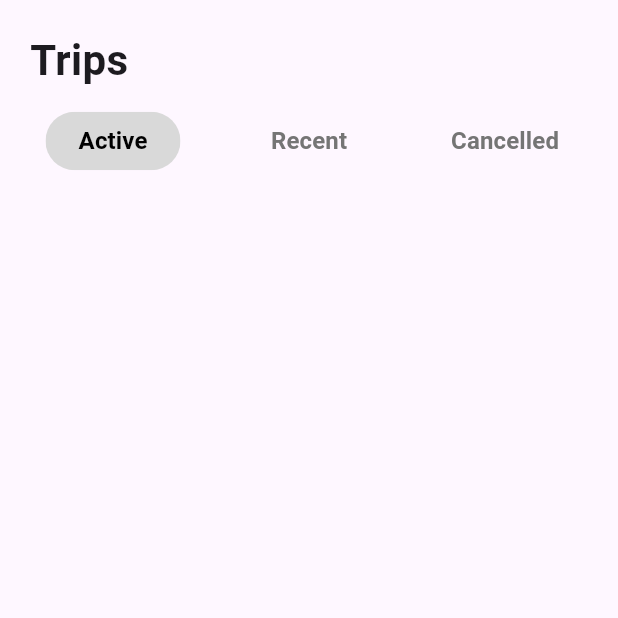
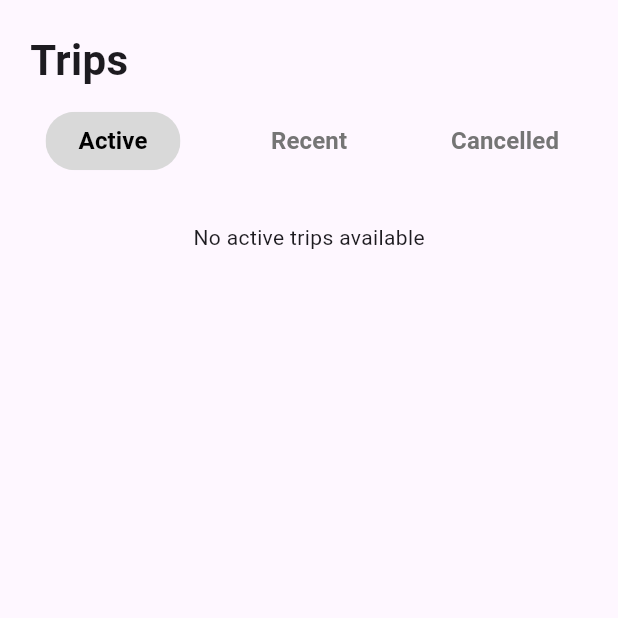
Before and after one commit to zayn1k98/Car-Pooling, a Flutter app: the TripsScreen screen opened directly, on a phone screen of 412 x 824 dp, the top half of it. Run offline on Flutter 3.47's test engine with Material 3 defaults, Android fonts, the light colour scheme and no system bars; our stand-ins replace cloud_firestore, dotted_border, file_picker, firebase_auth, firebase_core, firebase_messaging and 7 more; missing offline and left inert: flutter_facebook_auth, google_map_polyline_new; accounts and stored records are empty.

Commit message:
trips userid exclusivity fixed

```diff
--- a/lib/screens/home/trips_screen.dart
+++ b/lib/screens/home/trips_screen.dart
@@ -3,6 +3,7 @@ import 'package:car_pooling/screens/home/trips/trip_preview.dart';
 import 'package:car_pooling/services/trips/trips_service.dart';
 import 'package:flutter/material.dart';
 import 'package:intl/intl.dart';
+import 'package:shared_preferences/shared_preferences.dart';
 
 class TripsScreen extends StatefulWidget {
   const TripsScreen({super.key});
@@ -16,11 +17,19 @@ class _TripsScreenState extends State<TripsScreen> {
   bool isRecent = false;
   bool isCancelled = false;
 
+  String? userId;
+
   @override
   void initState() {
     super.initState();
 
+    getCurrentUserId();
     getAllTrips();
+  }
+
+  void getCurrentUserId() async {
+    SharedPreferences sharedPreferences = await SharedPreferences.getInstance();
+    userId = sharedPreferences.getString('userId');
   }
 
   List allTrips = [];
@@ -30,7 +39,7 @@ class _TripsScreenState extends State<TripsScreen> {
     allTrips = await TripsService().getTrips();
 
     for (var ele in allTrips) {
-      if (ele['status'] == 'active') {
+      if (ele['status'] == 'active' && ele['userId'] != userId) {
         setState(() {
           activeTrips.add(ele);
         });
@@ -151,7 +160,11 @@ class _TripsScreenState extends State<TripsScreen> {
           ),
           const SizedBox(height: 30),
           isActive
-              ? ListView.builder(
+              ? activeTrips.isEmpty
+                  ? const Center(
+                      child: Text("No active trips available"),
+                    )
+                  : ListView.builder(
                       shrinkWrap: true,
                       physics: const NeverScrollableScrollPhysics(),
                       itemCount: activeTrips.length,
```
Lines whose indentation alone changed are shown as unchanged.
